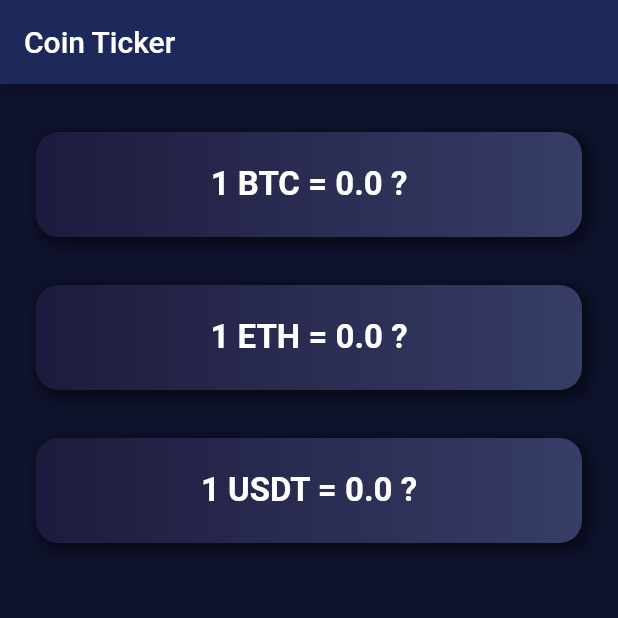
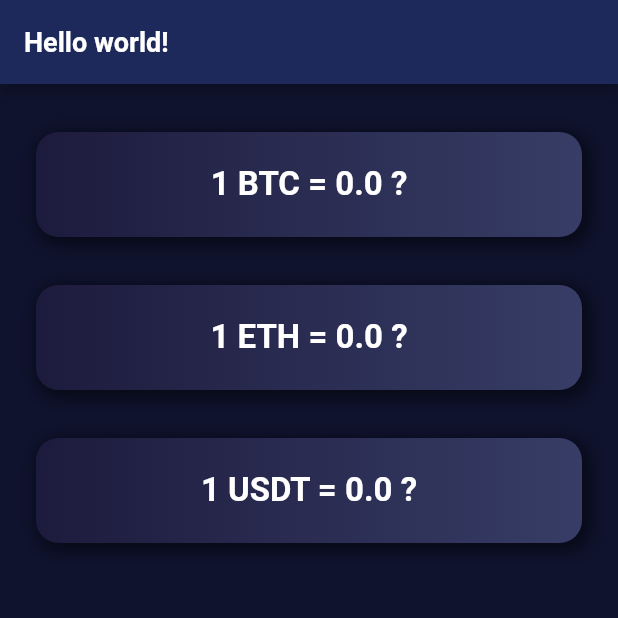
Before and after one commit to Ali-Mirzahosseini/Coin_Ticker_Flutter, a Flutter app: the screen it shows after launch, on a phone screen of 412 x 824 dp, the top half of it. Run offline on Flutter 3.47's test engine with Material 2 defaults, Android fonts, the phone set to English and light mode, and no system bars; drawn by our look-alikes of animated_text_kit.

Commit message:
animated_text_kit was added.

```diff
--- a/lib/price_screen.dart
+++ b/lib/price_screen.dart
@@ -6,6 +6,8 @@ import 'dart:io' show Platform;
 import 'networking.dart';
 import 'dart:convert';
 import 'dart:async';
+import 'package:animated_text_kit/animated_text_kit.dart';
+
 
 class PriceScreen extends StatefulWidget {
   const PriceScreen({super.key});
@@ -113,7 +115,22 @@ class _PriceScreenState extends State<PriceScreen> {
     return Scaffold(
       appBar: AppBar(
         backgroundColor: const Color.fromRGBO(28, 41, 90, 1.0),
-        title: const Text('Coin Ticker'),
+        title: AnimatedTextKit(
+          animatedTexts: [
+            TypewriterAnimatedText(
+              'Hello world!',
+              textStyle: const TextStyle(
+                fontSize: 18.0,
+                fontWeight: FontWeight.bold,
+              ),
+              speed: const Duration(milliseconds: 2000),
+            ),
+          ],
+          totalRepeatCount: 1,
+          pause: const Duration(milliseconds: 1000),
+          displayFullTextOnTap: true,
+          stopPauseOnTap: true,
+        ),
         actions: <Widget>[
           apiFunctionWasTriggered
               ? const Center(child: CircularProgressIndicator())
--- a/pubspec.yaml
+++ b/pubspec.yaml
@@ -13,6 +13,7 @@ dependencies:
     sdk: flutter
   cupertino_icons: ^1.0.2
   http: ^1.1.0
+  animated_text_kit: ^4.2.2
 
 dev_dependencies:
   flutter_test:
```
Also changed, not shown: pubspec.lock.
